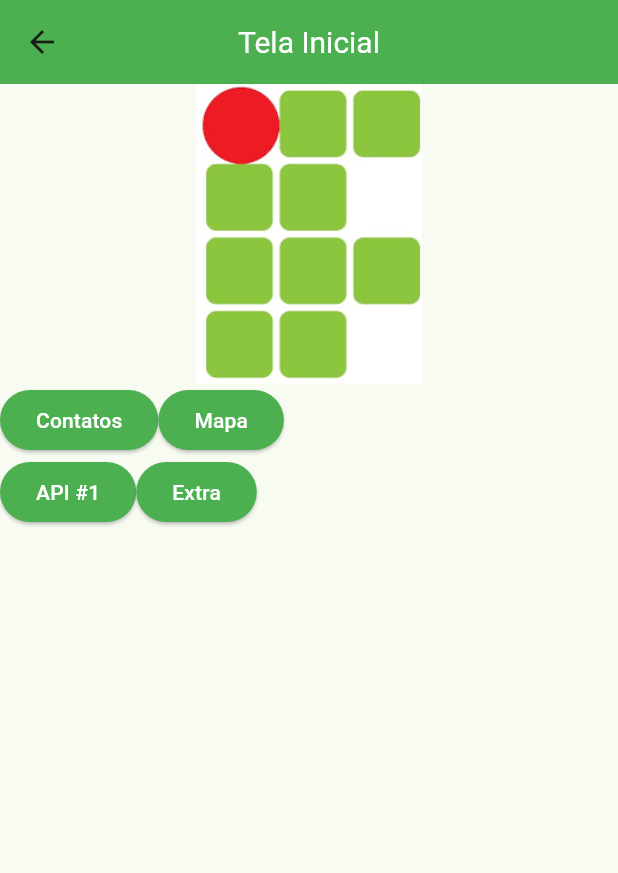
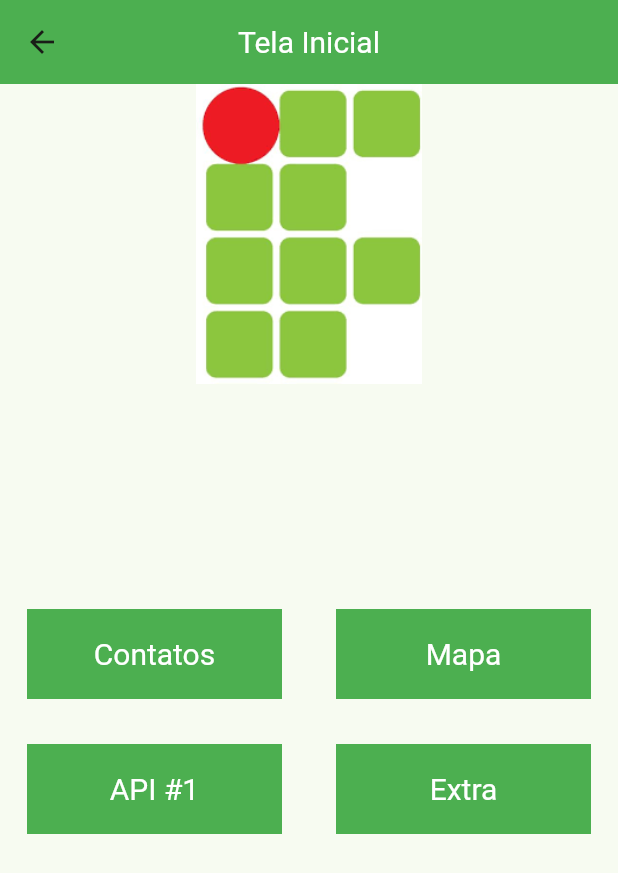
Before and after one commit to nickssousa/IFPI, a Flutter app: the Inicial screen opened by its route, on a phone screen of 412 x 824 dp. Shown: the top 873 px of the screen. Run offline on Flutter 3.47's test engine with Material 2 defaults, Android fonts, the phone set to English and light mode, and no system bars; our stand-ins replace cached_network_image, cloud_firestore, dio, firebase_auth, firebase_core, flutter_linkify and 5 more; missing offline and left inert: dart:html; accounts and stored records are empty.

```diff
--- a/flutter/projeto_final/flutter_final/lib/main.dart
+++ b/flutter/projeto_final/flutter_final/lib/main.dart
@@ -1,15 +1,12 @@
-import 'package:cloud_firestore/cloud_firestore.dart';
 import 'package:firebase_core/firebase_core.dart';
 import 'package:flutter/material.dart';
 import 'package:flutter_final/extra/home.dart';
 import 'package:flutter_final/viwers/add_contato.dart';
 import 'package:flutter_final/firebase_options.dart';
-import 'package:firebase_database/firebase_database.dart';
 
 
 
 import 'viwers/login.dart';
-import 'viwers/editarcontato.dart';
 import 'viwers/cadastrar.dart';
 import 'viwers/inicial.dart';
 import 'viwers/tela2.dart';
@@ -25,7 +22,6 @@ void main() async{
 
   runApp(const MyApp());
 
-  FirebaseFirestore firestore = FirebaseFirestore.instance;
 }
 
 class MyApp extends StatelessWidget {
@@ -46,7 +42,7 @@ class MyApp extends StatelessWidget {
         "/inicial": (ctx) => const Inicial(),
         "/cadastrar": (ctx) => const Cadastrar(),
         "/tela2" : (ctx) => const Tela2(),
-        "/mapa" : (ctx) => const Mapa(),
+        "/mapa" : (ctx) => Mapa(),
         "/contatos" : (ctx) => const Contatos(),
         "/addcontatos" : (ctx) => const Add_Contato(),
         "/extra1" : (ctx) => const App(),
--- a/flutter/projeto_final/flutter_final/lib/viwers/add_contato.dart
+++ b/flutter/projeto_final/flutter_final/lib/viwers/add_contato.dart
@@ -64,7 +64,7 @@ class _Add_ContatoState extends State<Add_Contato> {
                 padding: const EdgeInsets.fromLTRB(20, 0, 20, 20),
                 child: TextField(
                   controller: marcador1Controller,
-                  keyboardType: TextInputType.name,
+                  keyboardType: TextInputType.number,
                   decoration: const InputDecoration(
                     border: OutlineInputBorder(),
                     labelText: 'Latitude',
@@ -75,7 +75,7 @@ class _Add_ContatoState extends State<Add_Contato> {
                 padding: const EdgeInsets.fromLTRB(20, 0, 20, 20),
                 child: TextField(
                   controller: marcador2Controller,
-                  keyboardType: TextInputType.name,
+                  keyboardType: TextInputType.number,
                   decoration: const InputDecoration(
                     border: OutlineInputBorder(),
                     labelText: 'Longitude',
--- a/flutter/projeto_final/flutter_final/lib/viwers/contatos.dart
+++ b/flutter/projeto_final/flutter_final/lib/viwers/contatos.dart
@@ -1,9 +1,7 @@
 import 'package:cloud_firestore/cloud_firestore.dart';
-import 'package:firebase_core/firebase_core.dart';
 import 'package:flutter/material.dart';
 import 'package:flutter_final/viwers/editarcontato.dart';
 import '../widget/construtor.dart';
-import 'package:flutter_final/widget/metodos.dart';
 
 
 
--- a/flutter/projeto_final/flutter_final/lib/viwers/editarcontato.dart
+++ b/flutter/projeto_final/flutter_final/lib/viwers/editarcontato.dart
@@ -1,7 +1,6 @@
 import 'package:cloud_firestore/cloud_firestore.dart';
 import 'package:flutter/material.dart';
 import 'package:flutter_final/widget/construtor.dart';
-import 'package:flutter_final/viwers/contatos.dart';
 
 class EditarContato extends StatefulWidget {
   final Objeto objeto;
--- a/flutter/projeto_final/flutter_final/lib/viwers/inicial.dart
+++ b/flutter/projeto_final/flutter_final/lib/viwers/inicial.dart
@@ -1,4 +1,5 @@
 import 'package:flutter/material.dart';
+import 'package:flutter/services.dart';
 
 class Inicial extends StatefulWidget {
   const Inicial({super.key});
@@ -25,13 +26,24 @@ class _InicialState extends State<Inicial> {
                   width: 180,
                   child: Image.asset('images/ifpi.png')),
 
+          SizedBox(
+            height: 150,
+          ),
+
           Row(
-
+            mainAxisAlignment: MainAxisAlignment.spaceAround,
             children: [
-              ElevatedButton(
-                          style: OutlinedButton.styleFrom(
-                            backgroundColor: Colors.green,
-                          ),
+              Container(
+                color: Colors.green,
+                height: 60,
+                width: 170.0,
+                child: TextButton(
+                            style: ButtonStyle(
+                                backgroundColor:
+                              MaterialStateProperty.all(Color.fromARGB(255, 76, 175, 80)),
+                                textStyle: MaterialStateProperty.all(
+                              const TextStyle(
+                                  fontSize: 20, color: Colors.white))),
                             onPressed: () {
                               Navigator.pushNamed(context, "/contatos");
                             },
@@ -40,12 +52,20 @@ class _InicialState extends State<Inicial> {
                               style: TextStyle(color: Colors.white),
                             ),
                           ),
+              ),
 
 
-          ElevatedButton(
-                      style: OutlinedButton.styleFrom(
-                        backgroundColor: Colors.green,
-                      ),
+          Container(
+            color: Colors.green,
+            height: 60,
+            width: 170.0,
+            child: TextButton(
+                        style: ButtonStyle(
+                          backgroundColor:
+                              MaterialStateProperty.all(Color.fromARGB(255, 76, 175, 80)),
+                                textStyle: MaterialStateProperty.all(
+                              const TextStyle(
+                                  fontSize: 20, color: Colors.white))),
                         onPressed: () {
                           Navigator.pushNamed(context, "/mapa");
                         },
@@ -54,15 +74,28 @@ class _InicialState extends State<Inicial> {
                           style: TextStyle(color: Colors.white),
                         ),
                       ),
+          ),
              ],
           ),
 
+          SizedBox(
+            height: 30,
+          ),
+
           Row(
+            mainAxisAlignment: MainAxisAlignment.spaceAround,
             children: [
-              ElevatedButton(
-                          style: OutlinedButton.styleFrom(
-                            backgroundColor: Colors.green,
-                          ),
+              Container(
+                color: Colors.green,
+                height: 60,
+                width: 170.0,
+                child: TextButton(
+                            style: ButtonStyle(
+                          backgroundColor:
+                              MaterialStateProperty.all(Color.fromARGB(255, 76, 175, 80)),
+                                textStyle: MaterialStateProperty.all(
+                              const TextStyle(
+                                  fontSize: 20, color: Colors.white))),
                             onPressed: () {
                               Navigator.pushNamed(context, "/extra1");
                             },
@@ -71,16 +104,26 @@ class _InicialState extends State<Inicial> {
                               style: TextStyle(color: Colors.white),
                             ),
                           ),
+              ),
 
 
-          ElevatedButton(
-                      style: OutlinedButton.styleFrom(
-                        backgroundColor: Colors.green,
-                      ),
+          Container(
+            color: Colors.green,
+            height: 60,
+            width: 170.0,
+
+            child: TextButton(
+                        style: ButtonStyle(
+                          backgroundColor:
+                              MaterialStateProperty.all(Color.fromARGB(255, 76, 175, 80)),
+                                textStyle: MaterialStateProperty.all(
+                              const TextStyle(
+                                  fontSize: 20, color: Colors.white))),
                         onPressed: () {},
                         child: const Text(
                           'Extra',
                           style: TextStyle(color: Colors.white),
+                        ),
                       ),
           ),
                     ],
--- a/flutter/projeto_final/flutter_final/pubspec.yaml
+++ b/flutter/projeto_final/flutter_final/pubspec.yaml
@@ -32,7 +32,6 @@ dependencies:
     sdk: flutter
 
   google_maps_flutter: ^2.3.1
-  sqflite: ^2.2.8+4
   path_provider: ^2.0.15
 
   # The following adds the Cupertino Icons font to your application.
@@ -44,11 +43,10 @@ dependencies:
   another_flushbar: ^1.12.30
   cloud_firestore: ^4.8.2
   firebase_database: ^10.2.3
-  rxdart: ^0.27.7
-  dio: ^5.2.1+1
   url_launcher: ^6.1.11
   http: ^1.1.0
   flutter_linkify: ^6.0.0
+  geolocator: ^9.0.2
 
 
 dev_dependencies:
```
Also changed, not shown: flutter/projeto_final/flutter_final/lib/extra/movies.dart (+8 -0 lines), flutter/projeto_final/flutter_final/lib/viwers/lixo.dart (deleted, +0 -15 lines), flutter/projeto_final/flutter_final/lib/widget/mapa.dart (+33 -29 lines), flutter/projeto_final/flutter_final/pubspec.lock, 6 other files. Lines whose indentation alone changed are shown as unchanged.
